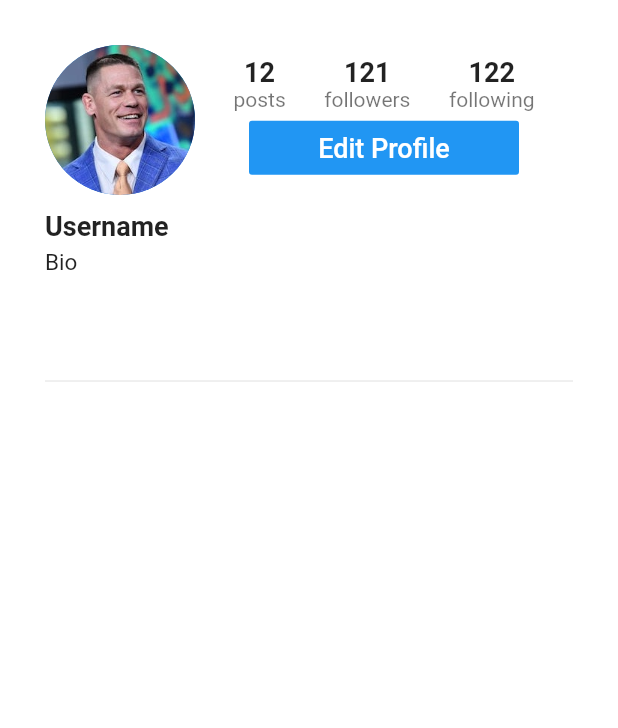
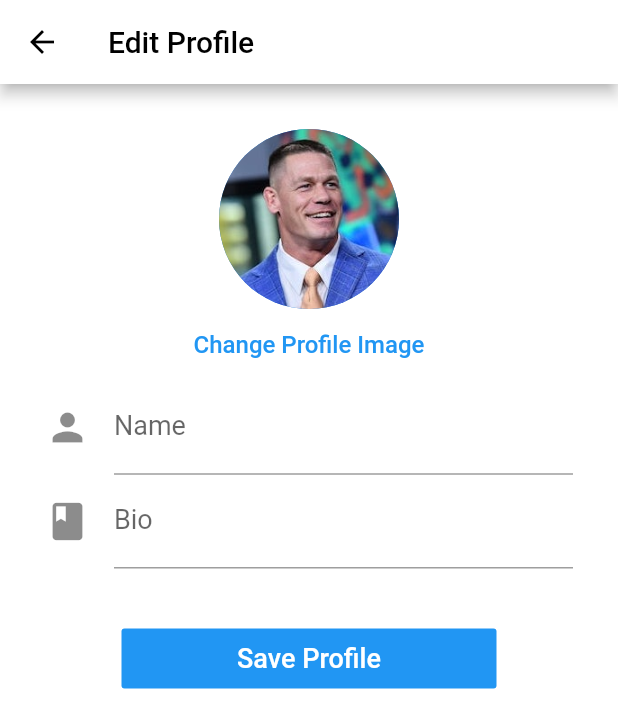
Before and after one commit to parikshitg/instagram_clone, a Flutter app: the ProfileScreen screen opened directly, after a tap on "Edit Profile", on a phone screen of 412 x 824 dp. Shown: the top 728 px of the screen. Run offline on Flutter 3.47's test engine with Material 2 defaults, Android fonts, the phone set to English and light mode, and no system bars; our stand-ins replace cloud_firestore, firebase_auth; accounts and stored records are empty.

Commit message:
edit profile done

```diff
--- a/lib/main.dart
+++ b/lib/main.dart
@@ -15,7 +15,7 @@ class MyApp extends StatelessWidget {
       stream: FirebaseAuth.instance.onAuthStateChanged,
       builder: (BuildContext context, snapshot){
         if(snapshot.hasData){
-          return HomeScreen();
+          return HomeScreen(userId: snapshot.data.uid,);
         } else {
           return LoginScreen();
         }
@@ -28,6 +28,7 @@ class MyApp extends StatelessWidget {
     return MaterialApp(
       debugShowCheckedModeBanner: false,
       title: 'Instagram Clone',
+      theme: ThemeData(primaryIconTheme: Theme.of(context).primaryIconTheme.copyWith(color: Colors.black)),
       home: _getScreenId(),
       routes: {
         LoginScreen.id: (context) => LoginScreen(),
--- /dev/null
+++ b/lib/models.dart/user_model.dart
@@ -0,0 +1,21 @@
+import 'package:cloud_firestore/cloud_firestore.dart';
+
+class User{
+  final String id;
+  final String name;
+  final String profileImageUrl;
+  final String email;
+  final String bio;
+
+  User({this.id,this.name,this.profileImageUrl, this.email, this.bio});
+
+  factory User.fromDoc(DocumentSnapshot doc) {
+    return User(
+      id: doc.documentID,
+      name: doc['name'],
+      profileImageUrl: doc['profileImageUrl'],
+      email: doc['email'],
+      bio: doc['bio'] ?? '',
+    );
+  }
+}
--- /dev/null
+++ b/lib/screens/edit_profile_screen.dart
@@ -0,0 +1,135 @@
+import 'package:flutter/material.dart';
+import 'package:instagram_clone/models.dart/user_model.dart';
+import 'package:instagram_clone/services/database_service.dart';
+
+class EditProfileScreen extends StatefulWidget {
+  final User user;
+
+  EditProfileScreen({this.user});
+
+  @override
+  _EditProfileScreenState createState() => _EditProfileScreenState();
+}
+
+class _EditProfileScreenState extends State<EditProfileScreen> {
+  final _formKey = GlobalKey<FormState>();
+
+  String _name = '';
+  String _bio = '';
+
+  @override
+  void initState() {
+    super.initState();
+    _name = widget.user.name;
+    _bio = widget.user.bio;
+  }
+
+  _submit() {
+    if (_formKey.currentState.validate()) {
+      _formKey.currentState.save();
+
+      //update user in database
+      String _profileImageUrl = '';
+      User user = User(
+        id: widget.user.id,
+        name: _name,
+        profileImageUrl: _profileImageUrl,
+        bio: _bio,
+      );
+      //database updated
+      DatabaseService.updateUser(user);
+      Navigator.pop(context);
+    }
+  }
+
+  @override
+  Widget build(BuildContext context) {
+    return Scaffold(
+      backgroundColor: Colors.white,
+      appBar: AppBar(
+        backgroundColor: Colors.white,
+        title: Text(
+          "Edit Profile",
+          style: TextStyle(color: Colors.black),
+        ),
+      ),
+      body: SingleChildScrollView(
+        child: Container(
+          height: MediaQuery.of(context).size.height,
+          child: Padding(
+            padding: EdgeInsets.all(30.0),
+            child: Form(
+              key: _formKey,
+              child: Column(
+                children: <Widget>[
+                  CircleAvatar(
+                    radius: 60.0,
+                    backgroundImage: AssetImage('assets/images/john.jpg'),
+                  ),
+                  FlatButton(
+                    onPressed: () {},
+                    child: Text(
+                      "Change Profile Image",
+                      style: TextStyle(
+                        color: Theme.of(context).accentColor,
+                        fontSize: 16.0,
+                      ),
+                    ),
+                  ),
+                  TextFormField(
+                    initialValue: _name,
+                    style: TextStyle(
+                      fontSize: 18.0,
+                    ),
+                    decoration: InputDecoration(
+                      icon: Icon(
+                        Icons.person,
+                        size: 30.0,
+                      ),
+                      labelText: 'Name',
+                    ),
+                    validator: (input) => input.trim().length < 1
+                        ? 'Please enter a valid name'
+                        : null,
+                    onSaved: (input) => _name = input,
+                  ),
+                  TextFormField(
+                    initialValue: _bio,
+                    style: TextStyle(
+                      fontSize: 18.0,
+                    ),
+                    decoration: InputDecoration(
+                      icon: Icon(
+                        Icons.book,
+                        size: 30.0,
+                      ),
+                      labelText: 'Bio',
+                    ),
+                    validator: (input) => input.trim().length > 150
+                        ? 'Please enter less than 150 characters'
+                        : null,
+                    onSaved: (input) => _bio = input,
+                  ),
+                  Container(
+                    margin: EdgeInsets.all(40.0),
+                    height: 40.0,
+                    width: 250.0,
+                    child: FlatButton(
+                      color: Colors.blue,
+                      textColor: Colors.white,
+                      onPressed: _submit,
+                      child: Text(
+                        'Save Profile',
+                        style: TextStyle(fontSize: 18.0),
+                      ),
+                    ),
+                  ),
+                ],
+              ),
+            ),
+          ),
+        ),
+      ),
+    );
+  }
+}
--- a/lib/screens/home_screen.dart
+++ b/lib/screens/home_screen.dart
@@ -8,6 +8,10 @@ import 'package:instagram_clone/screens/profile_screen.dart';
 import 'package:instagram_clone/screens/search_screen.dart';
 
 class HomeScreen extends StatefulWidget {
+
+  final String userId;
+  HomeScreen({this.userId});
+
   @override
   _HomeScreenState createState() => _HomeScreenState();
 }
@@ -43,7 +47,7 @@ class _HomeScreenState extends State<HomeScreen> {
           SearchScreen(),
           CreatePostScreen(),
           ActivityScreen(),
-          ProfileScreen(),
+          ProfileScreen(userId: widget.userId,),
         ],
         onPageChanged: (int index) {
           setState(() {
--- a/lib/screens/profile_screen.dart
+++ b/lib/screens/profile_screen.dart
@@ -1,6 +1,13 @@
 import 'package:flutter/material.dart';
+import 'package:instagram_clone/models.dart/user_model.dart';
+import 'package:instagram_clone/screens/edit_profile_screen.dart';
+import 'package:instagram_clone/utilities/constants.dart';
 
 class ProfileScreen extends StatefulWidget {
+  final String userId;
+
+  ProfileScreen({this.userId});
+
   @override
   _ProfileScreenState createState() => _ProfileScreenState();
 }
@@ -10,7 +17,18 @@ class _ProfileScreenState extends State<ProfileScreen> {
   Widget build(BuildContext context) {
     return Scaffold(
       backgroundColor: Colors.white,
-      body: ListView(
+      body: FutureBuilder(
+        future: usersRef.document(widget.userId).get(),
+        builder: (BuildContext context, AsyncSnapshot snapshot) {
+          if(!snapshot.hasData){
+            return Center(child: CircularProgressIndicator(),);
+          }
+          User user = User.fromDoc(snapshot.data);
+          //print(user.name);
+          //print(user.email);
+          //print(user.bio);
+          //print(snapshot.data['name']);
+          return ListView(
             children: <Widget>[
               Padding(
                 padding: EdgeInsets.fromLTRB(30.0, 30.0, 30.0, 0.0),
@@ -79,7 +97,7 @@ class _ProfileScreenState extends State<ProfileScreen> {
                               ),
                               color: Colors.blue,
                               textColor: Colors.white,
-                          onPressed: () {},
+                              onPressed:() => Navigator.push(context, MaterialPageRoute(builder: (_) => EditProfileScreen(user: user),)),
                             ),
                           ),
                         ],
@@ -94,14 +112,17 @@ class _ProfileScreenState extends State<ProfileScreen> {
                   crossAxisAlignment: CrossAxisAlignment.start,
                   children: <Widget>[
                     Text(
-                  "Username",
-                  style: TextStyle(fontSize: 18.0, fontWeight: FontWeight.bold),
+                      user.name,
+                      style: TextStyle(
+                          fontSize: 18.0, fontWeight: FontWeight.bold),
                     ),
-                SizedBox(height: 5.0,),
+                    SizedBox(
+                      height: 5.0,
+                    ),
                     Container(
                       height: 80.0,
                       child: Text(
-                    "Bio",
+                        user.bio,
                         style: TextStyle(
                           fontSize: 15.0,
                         ),
@@ -112,6 +133,8 @@ class _ProfileScreenState extends State<ProfileScreen> {
                 ),
               ),
             ],
+          );
+        },
       ),
     );
   }
--- a/lib/services/auth_service.dart
+++ b/lib/services/auth_service.dart
@@ -21,7 +21,8 @@ class AuthService {
           'email': email,
           'profileImageurl': '',
         });
-        Navigator.pushNamed(context, FeedScreen.id);
+        //Navigator.pushNamed(context, FeedScreen.id);
+        Navigator.pop(context);
       }
 
     } catch (e) {
--- /dev/null
+++ b/lib/services/database_service.dart
@@ -0,0 +1,13 @@
+import 'package:instagram_clone/models.dart/user_model.dart';
+import 'package:instagram_clone/utilities/constants.dart';
+
+class DatabaseService{
+
+  static void updateUser(User user) {
+    usersRef.document(user.id).updateData({
+      'name': user.name,
+      'profileImageUrl': user.profileImageUrl,
+      'bio': user.bio,
+    });
+  }
+}
--- /dev/null
+++ b/lib/utilities/constants.dart
@@ -0,0 +1,5 @@
+import 'package:cloud_firestore/cloud_firestore.dart';
+
+final _firestore = Firestore.instance;
+
+final usersRef = _firestore.collection('users');
```
Lines whose indentation alone changed are shown as unchanged.
